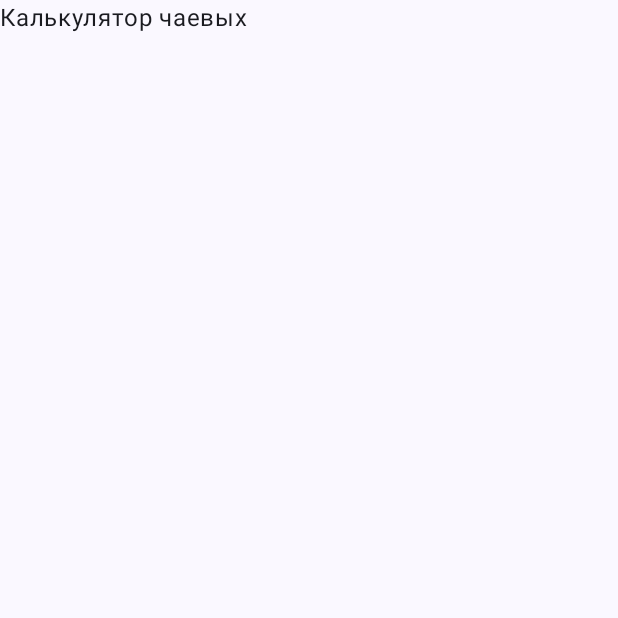
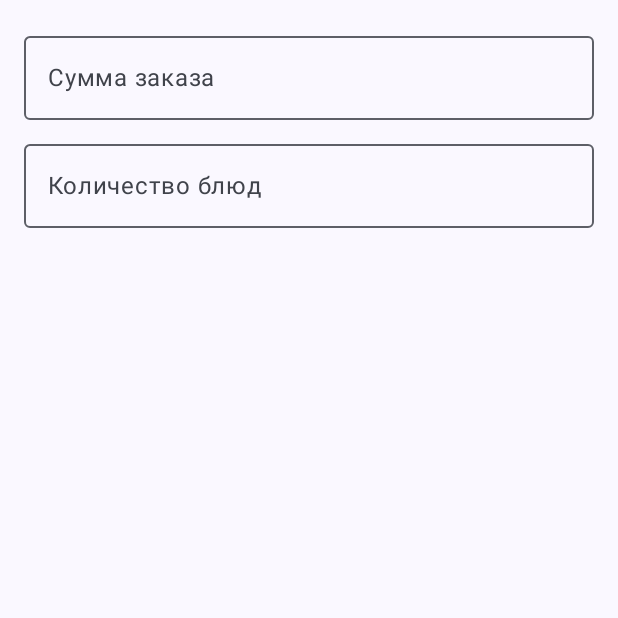
Before and after one commit to hila02238-cpu/TipCalculator, an Android app built with Jetpack Compose: the composable TipCalculatorScreen shown on its own in the app's theme, on a phone screen of 412 x 824 dp, the top half of it. Run offline under Robolectric (Android 15) with nearby library versions, the phone set to English and light mode, and no system bars.

Commit message:
NEW2* Add text input fields

```diff
--- a/app/src/main/java/com/example/tipcalculator/MainActivity.kt
+++ b/app/src/main/java/com/example/tipcalculator/MainActivity.kt
@@ -1,36 +1,39 @@
 package com.example.tipcalculator
 
 import androidx.compose.foundation.layout.Column
-import androidx.compose.material3.Text
-import androidx.compose.runtime.Composable
+import androidx.compose.foundation.layout.fillMaxWidth
+import androidx.compose.foundation.layout.padding
+import androidx.compose.material3.*
+import androidx.compose.runtime.*
+import androidx.compose.ui.Modifier
 import androidx.compose.ui.tooling.preview.Preview
+import androidx.compose.ui.unit.dp
 
-
-fun calculateDiscount(dishCount: Int): Int {
-    return when {
-        dishCount in 1..2 -> 3
-        dishCount in 3..5 -> 5
-        dishCount in 6..10 -> 7
-        dishCount >= 11 -> 10
-        else -> 0
-    }
-}
-
-fun calculateDiscountAmount(sum: Double, discountPercent: Int): Double {
-    return sum * (discountPercent / 100.0)
-}
 
 
 @Composable
 fun TipCalculatorScreen() {
-    Column {
-        Text("Калькулятор чаевых")
+    var orderSum by remember { mutableStateOf("") }
+    var dishCount by remember { mutableStateOf("") }
+
+    Column(modifier = Modifier.padding(16.dp)) {
+        OutlinedTextField(
+            value = orderSum,
+            onValueChange = { orderSum = it },
+            label = { Text("Сумма заказа") },
+            modifier = Modifier.fillMaxWidth().padding(bottom = 8.dp)
+        )
+        OutlinedTextField(
+            value = dishCount,
+            onValueChange = { dishCount = it },
+            label = { Text("Количество блюд") },
+            modifier = Modifier.fillMaxWidth()
+        )
     }
 }
 
-
-@Preview(showBackground = true, name = "Шаг 1")
+@Preview(showBackground = true, name = "Шаг 2: Поля ввода")
 @Composable
-fun PreviewStep1() {
+fun PreviewStep2() {
     TipCalculatorScreen()
 }
```
